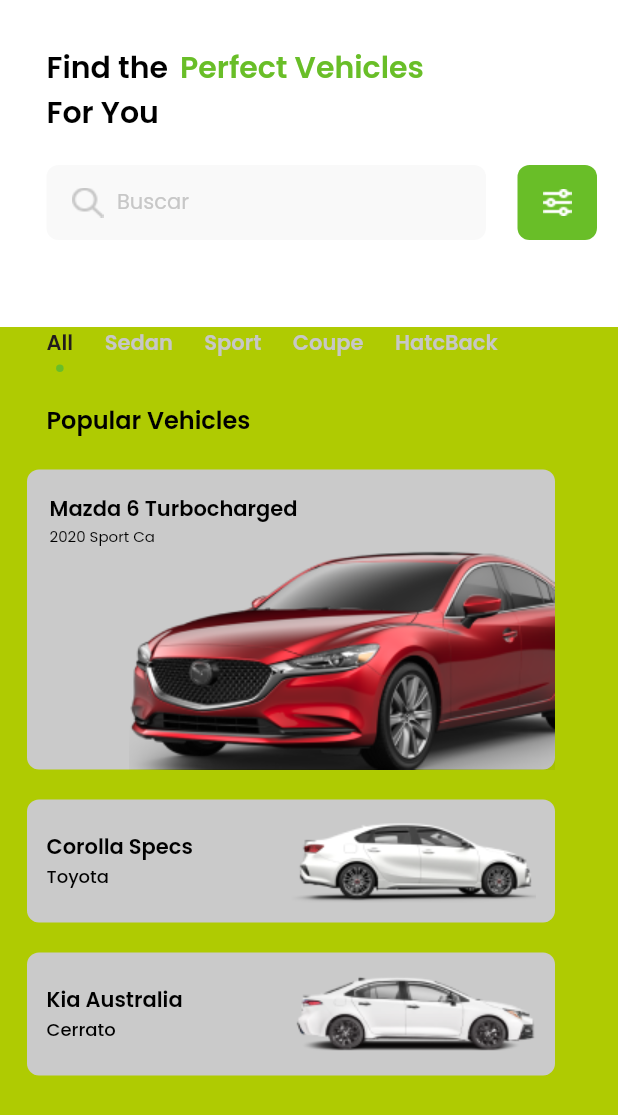
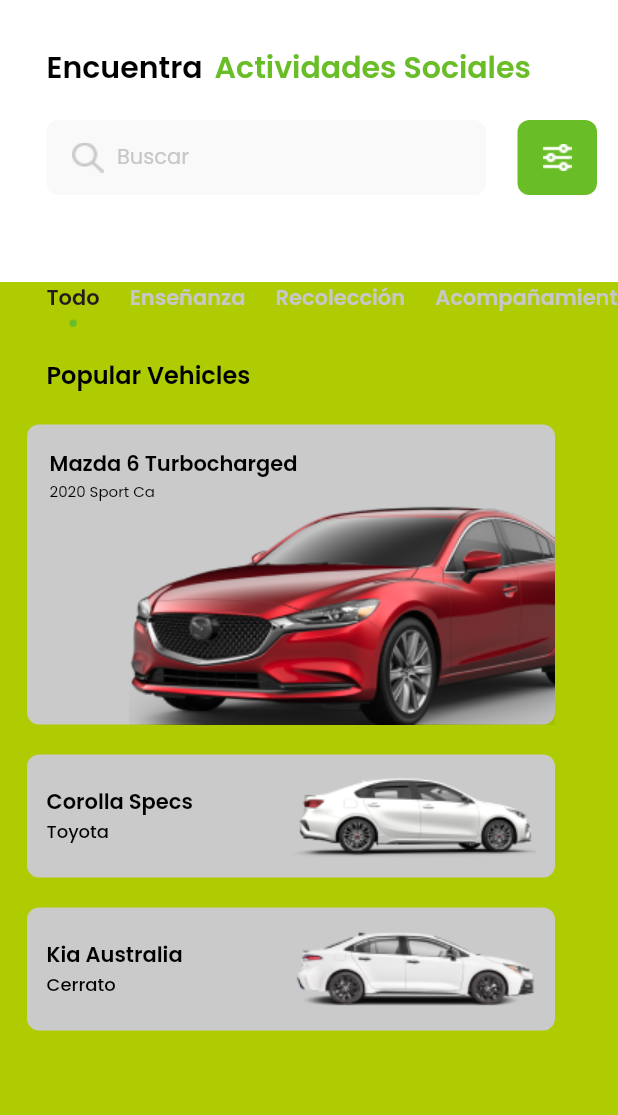
Before and after one commit to Innova-Group-Hackathon-Civica-Pay-2022/CivicaPay-App, a Flutter app: the screen it shows after launch, item 4 of the bottom bar chosen, after a tap on the "add" icon, on a phone screen of 412 x 824 dp. Shown: the top 1115 px of the screen. Run offline on Flutter 3.47's test engine with Material 2 defaults, Android fonts, the phone set to English and light mode, and no system bars; our stand-ins replace curved_navigation_bar, font_awesome_flutter, google_fonts, supercharged; network calls fail.

Commit message:
Horizontal axis bug updated

```diff
--- a/lib/pages/social_activities/custom_tabbar.dart
+++ b/lib/pages/social_activities/custom_tabbar.dart
@@ -10,10 +10,11 @@
   Widget build(BuildContext context) {
     return Container(
       height: 30,
-      child: Row(
+      child: ListView(
+        scrollDirection: Axis.horizontal,
         children: titles
             .map((e) => Padding(
-                padding: const EdgeInsets.only(right: 21),
+                padding: const EdgeInsets.only(right: 20),
                 child: Column(
                   children: [
                     Text(
--- a/lib/pages/social_activities/social_activities.dart
+++ b/lib/pages/social_activities/social_activities.dart
@@ -30,41 +30,38 @@
                 child: Column(
                   crossAxisAlignment: CrossAxisAlignment.start,
                   children: [
-                    Row(
+                    Center(
+                      child: Row(
                         children: [
                           Text(
-                          "Find the",
+                            "Encuentra",
                             style: blackTektFont1.copyWith(
                                 fontSize: 20, fontWeight: FontWeight.w600),
                           ),
                           SizedBox(
                             width: 8,
                           ),
-                        Text("Perfect Vehicles",
+                          Text("Actividades Sociales",
                               style: blackTektFont1.copyWith(
                                   fontSize: 20,
                                   fontWeight: FontWeight.w600,
                                   color: greenColor)),
                         ],
                       ),
-                    Text(
-                      "For You",
-                      style: blackTektFont1.copyWith(
-                          fontSize: 20, fontWeight: FontWeight.w600),
                     ),
                     Container(
-                      margin: EdgeInsets.only(top: 20),
+                      margin: const EdgeInsets.only(top: 20),
                       child: Row(
                         children: [
                           Container(
-                            padding:
-                                EdgeInsets.only(top: 13, left: 17, bottom: 13),
+                            padding: const EdgeInsets.only(
+                                top: 13, left: 17, bottom: 13),
                             height: 50,
                             width: MediaQuery.of(context).size.width - 119,
                             decoration: BoxDecoration(
                                 color: greyColor2,
                                 borderRadius:
-                                    BorderRadius.all(Radius.circular(8))),
+                                    const BorderRadius.all(Radius.circular(8))),
                             child: Row(
                               children: [
                                 Image.asset('images/cari.png'),
@@ -99,10 +96,10 @@
               Container(
                 margin: const EdgeInsets.only(left: 31),
                 child: CustomTabbar(
-                    const ['All', 'Sedan', 'Sport', 'Coupe', 'HatcBack']),
+                    const ['Todo', 'Enseñanza', 'Recolección', 'Acompañamientos', 'Miscelánea']),
               ),
               Container(
-                margin: EdgeInsets.only(left: 31, bottom: 21, top: 20),
+                margin: const EdgeInsets.only(left: 31, bottom: 21, top: 20),
                 child: Text(
                   'Popular Vehicles',
                   style: blackTektFont1.copyWith(
@@ -115,16 +112,16 @@
                       MaterialPageRoute(builder: (context) => DetailPage()));
                 },
                 child: Container(
-                  margin: EdgeInsets.only(left: 18, right: 42),
+                  margin: const EdgeInsets.only(left: 18, right: 42),
                   height: 200,
                   width: MediaQuery.of(context).size.width - 60,
                   decoration: BoxDecoration(
-                      borderRadius: BorderRadius.all(Radius.circular(8)),
+                      borderRadius: const BorderRadius.all(Radius.circular(8)),
                       color: bulao2),
                   child: Stack(
                     children: [
                       Container(
-                        margin: EdgeInsets.only(top: 16, left: 15),
+                        margin: const EdgeInsets.only(top: 16, left: 15),
                         child: Column(
                           crossAxisAlignment: CrossAxisAlignment.start,
                           children: [
```
Lines whose indentation alone changed are shown as unchanged.
